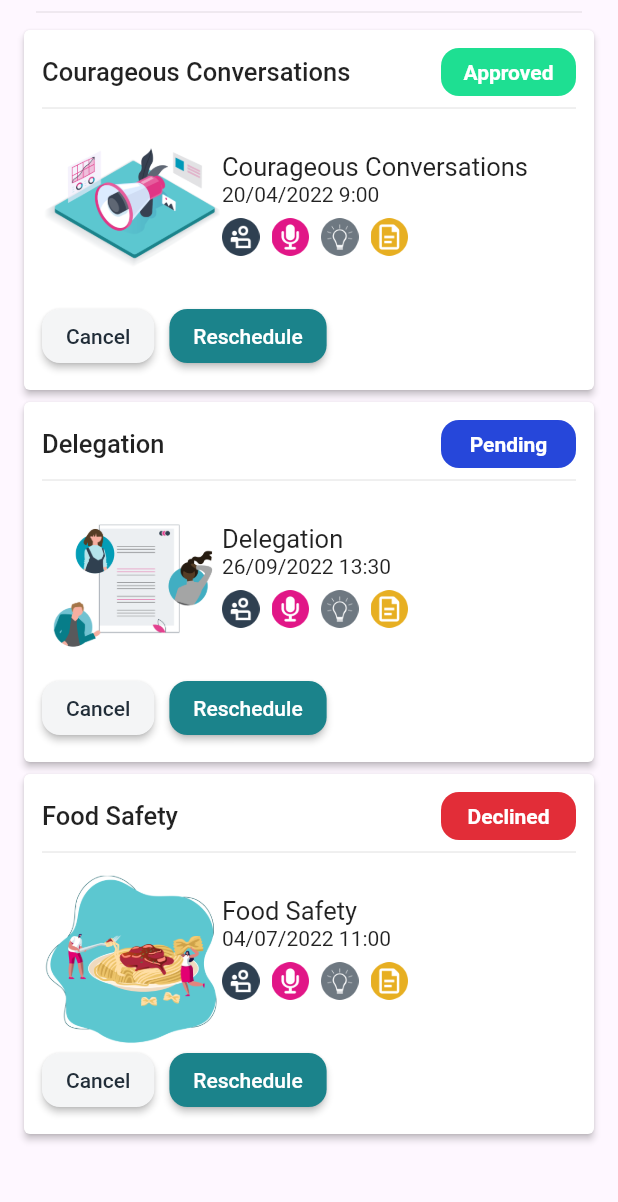
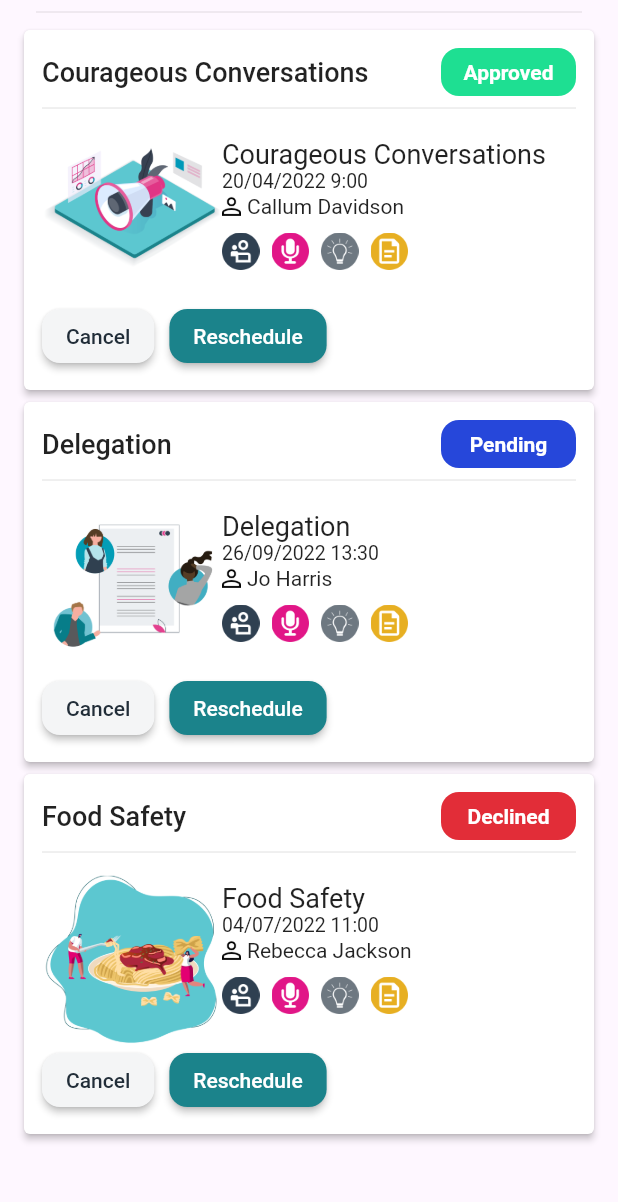
Before and after one commit to BelchieBen/I-Learn, a Flutter app: the MyBookings widget shown alone on an empty page, opened directly, on a phone screen of 412 x 824 dp, the part 30-1232 px from its top. Run offline on Flutter 3.47's test engine with Material 2 defaults, Android fonts, the phone set to English and light mode, and no system bars; our stand-ins replace dropdown_button2, lottie, string_validator; network calls fail.

Commit message:
Added trainer field to booking cars

```diff
--- a/lib/src/pages/booking/my_bookings.dart
+++ b/lib/src/pages/booking/my_bookings.dart
@@ -15,6 +15,7 @@ class _MyBookingState extends State<MyBookings> {
       "image": "images/CompanyNews.png",
       "status": "Approved",
       "date": "20/04/2022 9:00",
+      "trainer": "Callum Davidson",
       "learningTypes": "FaceToFace.png,Podcast.png,TopTips.png,Article.png",
     },
     {
@@ -22,6 +23,7 @@ class _MyBookingState extends State<MyBookings> {
       "image": "images/Collaboration.png",
       "status": "Pending",
       "date": "26/09/2022 13:30",
+      "trainer": "Jo Harris",
       "learningTypes": "FaceToFace.png,Podcast.png,TopTips.png,Article.png",
     },
     {
@@ -29,6 +31,7 @@ class _MyBookingState extends State<MyBookings> {
       "image": "images/FoodSafetyLevel.png",
       "status": "Declined",
       "date": "04/07/2022 11:00",
+      "trainer": "Rebecca Jackson",
       "learningTypes": "FaceToFace.png,Podcast.png,TopTips.png,Article.png",
     },
   ];
@@ -109,7 +112,7 @@ class _MyBookingState extends State<MyBookings> {
                   Text(
                     booking["title"]!,
                     style: const TextStyle(
-                      fontSize: 17,
+                      fontSize: 18,
                       fontWeight: FontWeight.w500,
                     ),
                   ),
@@ -144,9 +147,24 @@ class _MyBookingState extends State<MyBookings> {
                     children: [
                       Text(
                         booking["title"]!,
-                        style: const TextStyle(fontSize: 17),
+                        style: const TextStyle(fontSize: 18),
                       ),
-                      Text(booking["date"]!),
+                      Text(
+                        booking["date"]!,
+                        style: const TextStyle(fontSize: 13),
+                      ),
+                      Row(
+                        children: [
+                          Image.asset(
+                            "images/person.png",
+                            height: 19,
+                          ),
+                          const SizedBox(
+                            width: 4,
+                          ),
+                          Text(booking["trainer"]!),
+                        ],
+                      ),
                       LearningTypes(
                         contentTypes:
                             booking["learningTypes"]!.split(",").toList(),
```
Also changed, not shown: images/person.png (added).
